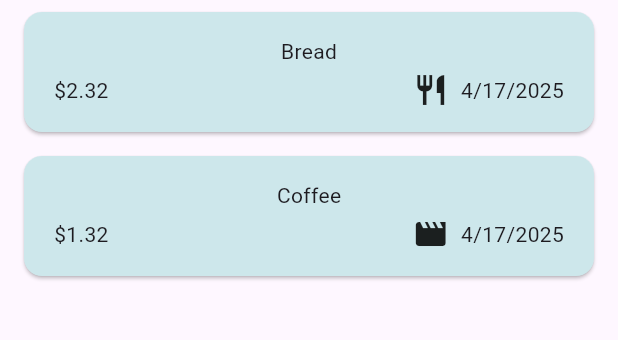
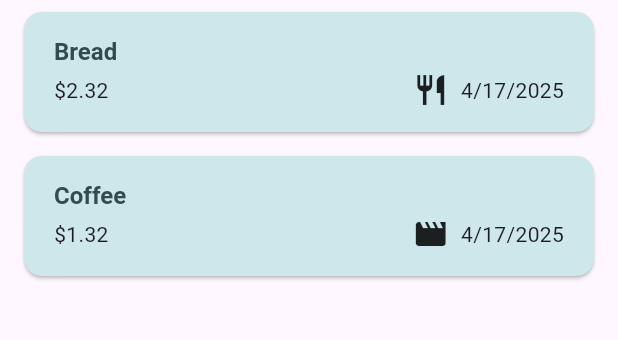
Before and after one commit to AdrianKnapp/finance-app, a Flutter app: the screen it shows after launch, on a phone screen of 412 x 824 dp, the part 114-454 px from its top. Run offline on Flutter 3.47's test engine with Material 3 defaults, Android fonts, the phone set to English and light mode, and no system bars.

Commit message:
feat(theme): overwriting widget themes

```diff
--- a/lib/main.dart
+++ b/lib/main.dart
@@ -38,6 +38,7 @@ class MyApp extends StatelessWidget {
               titleLarge: TextStyle(
                 color: kColorScheme.onSecondaryContainer,
                 fontWeight: FontWeight.bold,
+                fontSize: 16,
               ),
             ),
       ),
--- a/lib/widgets/expenses_list/expense_item.dart
+++ b/lib/widgets/expenses_list/expense_item.dart
@@ -12,8 +12,9 @@ class ExpenseItem extends StatelessWidget {
       child: Padding(
         padding: const EdgeInsets.symmetric(horizontal: 20, vertical: 16),
         child: Column(
+          crossAxisAlignment: CrossAxisAlignment.start,
           children: [
-            Text(expense.title),
+            Text(expense.title, style: Theme.of(context).textTheme.titleLarge),
             const SizedBox(height: 4),
             Row(
               children: [
--- a/lib/widgets/expenses_list/expenses_list.dart
+++ b/lib/widgets/expenses_list/expenses_list.dart
@@ -15,6 +15,13 @@ class ExpensesList extends StatelessWidget {
       itemCount: expenses.length,
       itemBuilder: (ctx, index) => Dismissible(
         key: ValueKey(expenses[index]),
+        background: Container(
+          color: Theme.of(context).colorScheme.error.withOpacity(0.5),
+          margin: EdgeInsets.symmetric(
+            horizontal: Theme.of(context).cardTheme.margin!.horizontal,
+            vertical: Theme.of(context).cardTheme.margin!.vertical,
+          ),
+        ),
         onDismissed: (direction) {
           onRemoveExpense(expenses[index]);
         },
```
